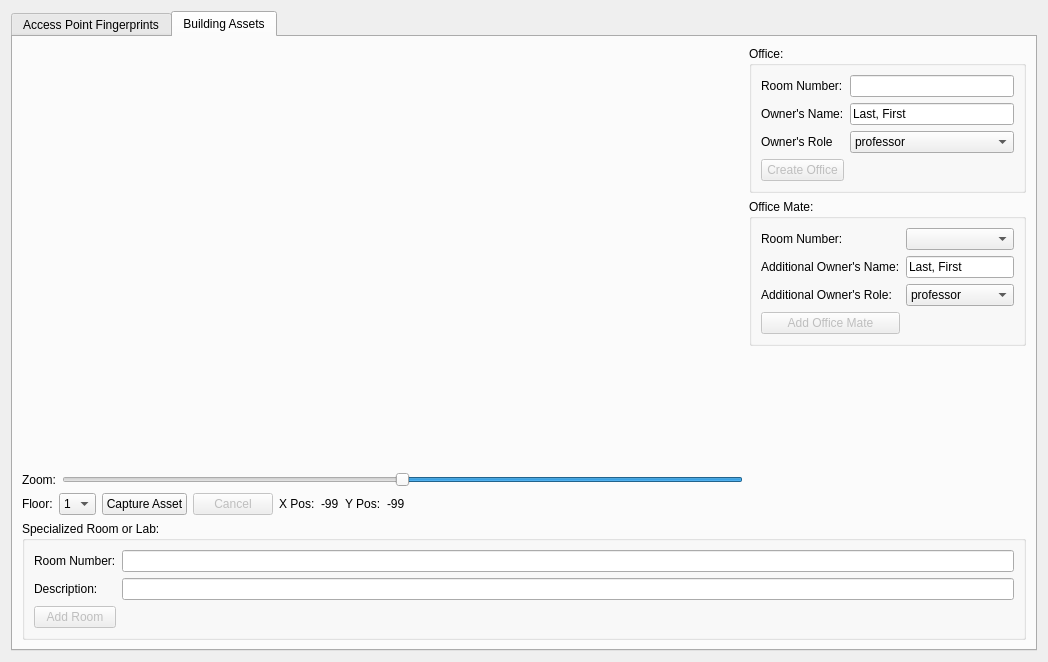
First picture: the form in tool_suite/fingerprint_editor/main_dialog.ui, repository jedivind/gtaiad, before the edit.
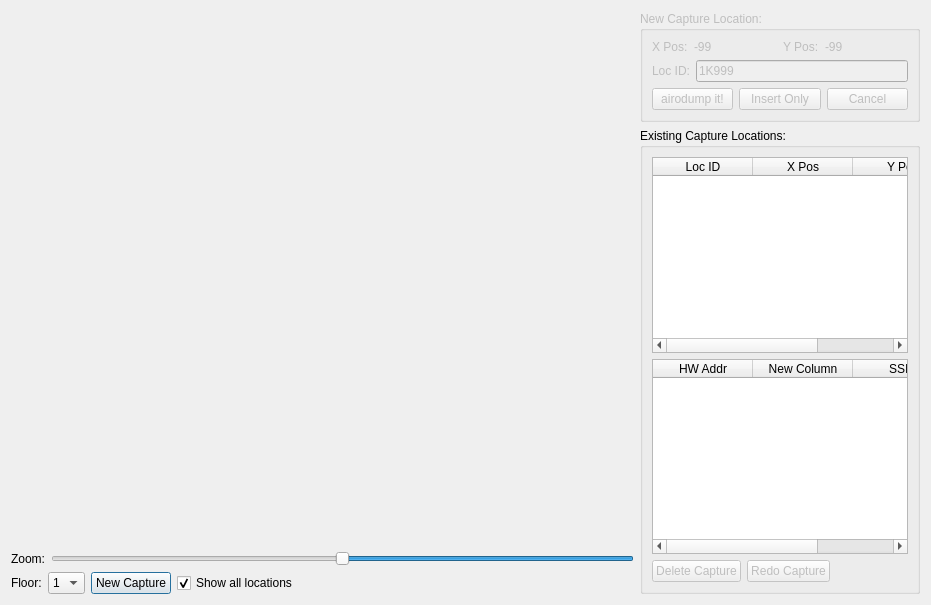
Second picture: the form after the edit. The open tabs and pages were chosen to show the change.

The edit to the form file:
```diff
--- a/tool_suite/fingerprint_editor/main_dialog.ui
+++ b/tool_suite/fingerprint_editor/main_dialog.ui
@@ -6,24 +6,14 @@
    <rect>
     <x>0</x>
     <y>0</y>
-    <width>1048</width>
-    <height>662</height>
+    <width>931</width>
+    <height>605</height>
    </rect>
   </property>
   <property name="windowTitle">
    <string>Navigator Database Maintenance</string>
   </property>
-  <layout class="QHBoxLayout" name="horizontalLayout_7">
-   <item>
-    <widget class="QTabWidget" name="dialog_tab">
-     <property name="currentIndex">
-      <number>0</number>
-     </property>
-     <widget class="QWidget" name="fingerprints">
-      <attribute name="title">
-       <string>Access Point Fingerprints</string>
-      </attribute>
-      <layout class="QHBoxLayout" name="horizontalLayout_8" stretch="1,0">
+  <layout class="QHBoxLayout" name="horizontalLayout_6" stretch="1,0">
        <item>
         <layout class="QVBoxLayout" name="verticalLayout_3" stretch="1,0,0">
          <item>
@@ -304,358 +294,6 @@
        </item>
       </layout>
      </widget>
-     <widget class="QWidget" name="assets">
-      <attribute name="title">
-       <string>Building Assets</string>
-      </attribute>
-      <layout class="QVBoxLayout" name="verticalLayout_7">
-       <item>
-        <layout class="QHBoxLayout" name="horizontalLayout_13" stretch="1,0">
-         <item>
-          <layout class="QVBoxLayout" name="verticalLayout_5" stretch="1,0,0">
-           <item>
-            <layout class="QHBoxLayout" name="floor_graphic_layout_2"/>
-           </item>
-           <item>
-            <layout class="QHBoxLayout" name="horizontalLayout_6">
-             <item>
-              <widget class="QLabel" name="label_6">
-               <property name="text">
-                <string>Zoom:</string>
-               </property>
-               <property name="alignment">
-                <set>Qt::AlignRight|Qt::AlignTrailing|Qt::AlignVCenter</set>
-               </property>
-              </widget>
-             </item>
-             <item>
-              <widget class="QSlider" name="as_zoom_slider">
-               <property name="minimum">
-                <number>100</number>
-               </property>
-               <property name="maximum">
-                <number>500</number>
-               </property>
-               <property name="pageStep">
-                <number>2</number>
-               </property>
-               <property name="value">
-                <number>300</number>
-               </property>
-               <property name="orientation">
-                <enum>Qt::Horizontal</enum>
-               </property>
-               <property name="invertedAppearance">
-                <bool>true</bool>
-               </property>
-              </widget>
-             </item>
-            </layout>
-           </item>
-           <item>
-            <layout class="QHBoxLayout" name="horizontalLayout_9">
-             <item>
-              <widget class="QLabel" name="label_7">
-               <property name="text">
-                <string>Floor:</string>
-               </property>
-              </widget>
-             </item>
-             <item>
-              <widget class="QComboBox" name="comboBox_2">
-               <item>
-                <property name="text">
-                 <string>1</string>
-                </property>
-               </item>
-               <item>
-                <property name="text">
-                 <string>2</string>
-                </property>
-               </item>
-               <item>
-                <property name="text">
-                 <string>3</string>
-                </property>
-               </item>
-              </widget>
-             </item>
-             <item>
-              <widget class="QPushButton" name="as_new_capture_button">
-               <property name="text">
-                <string>Capture Asset</string>
-               </property>
-              </widget>
-             </item>
-             <item>
-              <widget class="QPushButton" name="as_cancel_button">
-               <property name="enabled">
-                <bool>false</bool>
-               </property>
-               <property name="text">
-                <string>Cancel</string>
-               </property>
-              </widget>
-             </item>
-             <item>
-              <layout class="QHBoxLayout" name="horizontalLayout_12">
-               <item>
-                <widget class="QLabel" name="label_16">
-                 <property name="text">
-                  <string>X Pos:</string>
-                 </property>
-                </widget>
-               </item>
-               <item>
-                <widget class="QLabel" name="x_pos_label_2">
-                 <property name="text">
-                  <string>-99</string>
-                 </property>
-                </widget>
-               </item>
-               <item>
-                <widget class="QLabel" name="label_17">
-                 <property name="text">
-                  <string>Y Pos:</string>
-                 </property>
-                </widget>
-               </item>
-               <item>
-                <widget class="QLabel" name="y_pos_label_2">
-                 <property name="text">
-                  <string>-99</string>
-                 </property>
-                </widget>
-               </item>
-              </layout>
-             </item>
-             <item>
-              <spacer name="horizontalSpacer_4">
-               <property name="orientation">
-                <enum>Qt::Horizontal</enum>
-               </property>
-               <property name="sizeHint" stdset="0">
-                <size>
-                 <width>40</width>
-                 <height>20</height>
-                </size>
-               </property>
-              </spacer>
-             </item>
-            </layout>
-           </item>
-          </layout>
-         </item>
-         <item>
-          <layout class="QVBoxLayout" name="verticalLayout_6">
-           <item>
-            <widget class="QGroupBox" name="groupBox_2">
-             <property name="title">
-              <string>Office:</string>
-             </property>
-             <layout class="QGridLayout" name="gridLayout">
-              <item row="0" column="0">
-               <widget class="QLabel" name="label_10">
-                <property name="text">
-                 <string>Room Number:</string>
-                </property>
-               </widget>
-              </item>
-              <item row="0" column="1">
-               <widget class="QLineEdit" name="lineEdit_2"/>
-              </item>
-              <item row="1" column="0">
-               <widget class="QLabel" name="label_8">
-                <property name="text">
-                 <string>Owner's Name:</string>
-                </property>
-               </widget>
-              </item>
-              <item row="1" column="1">
-               <widget class="QLineEdit" name="lineEdit">
-                <property name="text">
-                 <string>Last, First</string>
-                </property>
-               </widget>
-              </item>
-              <item row="2" column="0">
-               <widget class="QLabel" name="label_9">
-                <property name="text">
-                 <string>Owner's Role</string>
-                </property>
-               </widget>
-              </item>
-              <item row="2" column="1">
-               <widget class="QComboBox" name="comboBox_3">
-                <item>
-                 <property name="text">
-                  <string>professor</string>
-                 </property>
-                </item>
-                <item>
-                 <property name="text">
-                  <string>researcher</string>
-                 </property>
-                </item>
-                <item>
-                 <property name="text">
-                  <string>other</string>
-                 </property>
-                </item>
-               </widget>
-              </item>
-              <item row="3" column="0">
-               <widget class="QPushButton" name="pushButton_3">
-                <property name="enabled">
-                 <bool>false</bool>
-                </property>
-                <property name="text">
-                 <string>Create Office</string>
-                </property>
-               </widget>
-              </item>
-             </layout>
-            </widget>
-           </item>
-           <item>
-            <widget class="QGroupBox" name="groupBox_3">
-             <property name="title">
-              <string>Office Mate:</string>
-             </property>
-             <layout class="QHBoxLayout" name="horizontalLayout_10">
-              <item>
-               <layout class="QGridLayout" name="gridLayout_3">
-                <item row="0" column="0">
-                 <widget class="QLabel" name="label_11">
-                  <property name="text">
-                   <string>Room Number:</string>
-                  </property>
-                 </widget>
-                </item>
-                <item row="0" column="1">
-                 <widget class="QComboBox" name="comboBox_5"/>
-                </item>
-                <item row="1" column="0">
-                 <widget class="QLabel" name="label_12">
-                  <property name="text">
-                   <string>Additional Owner's Name:</string>
-                  </property>
-                 </widget>
-                </item>
-                <item row="1" column="1">
-                 <widget class="QLineEdit" name="lineEdit_3">
-                  <property name="text">
-                   <string>Last, First</string>
-                  </property>
-                 </widget>
-                </item>
-                <item row="2" column="0">
-                 <widget class="QLabel" name="label_13">
-                  <property name="text">
-                   <string>Additional Owner's Role:</string>
-                  </property>
-                 </widget>
-                </item>
-                <item row="2" column="1">
-                 <widget class="QComboBox" name="comboBox_4">
-                  <item>
-                   <property name="text">
-                    <string>professor</string>
-                   </property>
-                  </item>
-                  <item>
-                   <property name="text">
-                    <string>researcher</string>
-                   </property>
-                  </item>
-                  <item>
-                   <property name="text">
-                    <string>other</string>
-                   </property>
-                  </item>
-                 </widget>
-                </item>
-                <item row="3" column="0">
-                 <widget class="QPushButton" name="pushButton_4">
-                  <property name="enabled">
-                   <bool>false</bool>
-                  </property>
-                  <property name="text">
-                   <string>Add Office Mate</string>
-                  </property>
-                 </widget>
-                </item>
-               </layout>
-              </item>
-             </layout>
-            </widget>
-           </item>
-           <item>
-            <spacer name="verticalSpacer">
-             <property name="orientation">
-              <enum>Qt::Vertical</enum>
-             </property>
-             <property name="sizeHint" stdset="0">
-              <size>
-               <width>20</width>
-               <height>40</height>
-              </size>
-             </property>
-            </spacer>
-           </item>
-          </layout>
-         </item>
-        </layout>
-       </item>
-       <item>
-        <widget class="QGroupBox" name="specialized_groupbox">
-         <property name="title">
-          <string>Specialized Room or Lab:</string>
-         </property>
-         <layout class="QHBoxLayout" name="horizontalLayout_11">
-          <item>
-           <layout class="QGridLayout" name="gridLayout_4">
-            <item row="0" column="0">
-             <widget class="QLabel" name="label_14">
-              <property name="text">
-               <string>Room Number:</string>
-              </property>
-             </widget>
-            </item>
-            <item row="1" column="0">
-             <widget class="QLabel" name="label_15">
-              <property name="text">
-               <string>Description:</string>
-              </property>
-             </widget>
-            </item>
-            <item row="1" column="1">
-             <widget class="QLineEdit" name="lineEdit_4"/>
-            </item>
-            <item row="2" column="0">
-             <widget class="QPushButton" name="pushButton_5">
-              <property name="enabled">
-               <bool>false</bool>
-              </property>
-              <property name="text">
-               <string>Add Room</string>
-              </property>
-             </widget>
-            </item>
-            <item row="0" column="1">
-             <widget class="QLineEdit" name="lineEdit_5"/>
-            </item>
-           </layout>
-          </item>
-         </layout>
-        </widget>
-       </item>
-      </layout>
-     </widget>
-    </widget>
-   </item>
-  </layout>
- </widget>
  <resources/>
  <connections>
   <connection>
```
Left out of the diff: 97 changed lines with no effect on the pictures. Lines whose indentation alone changed are shown as unchanged.
